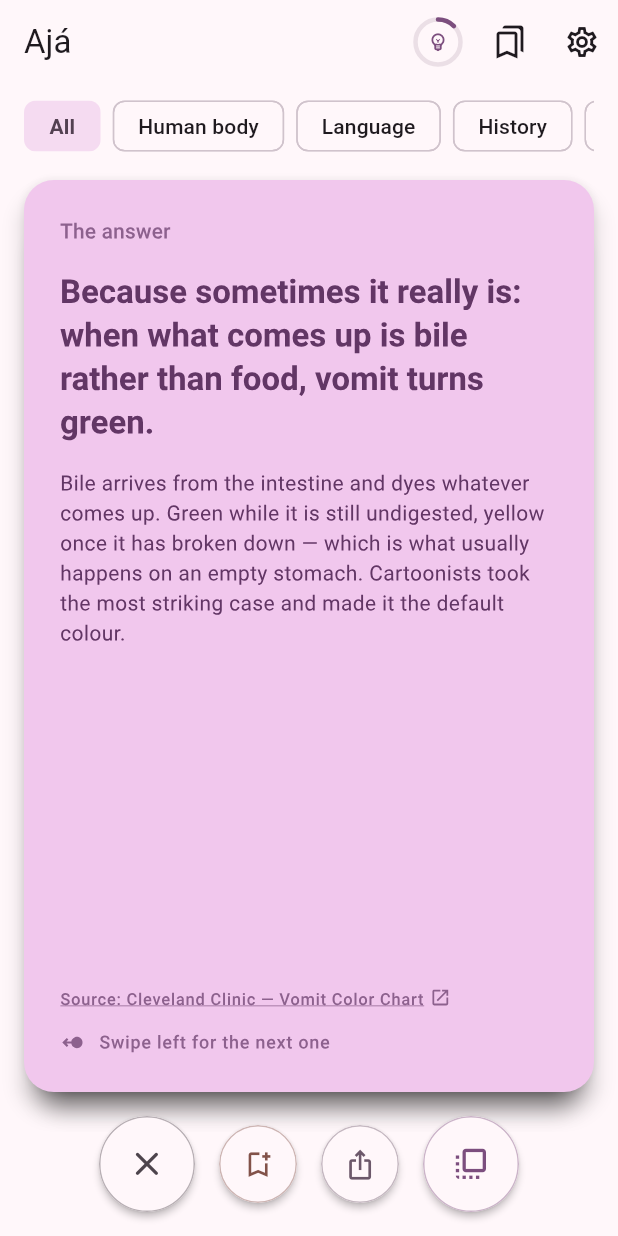
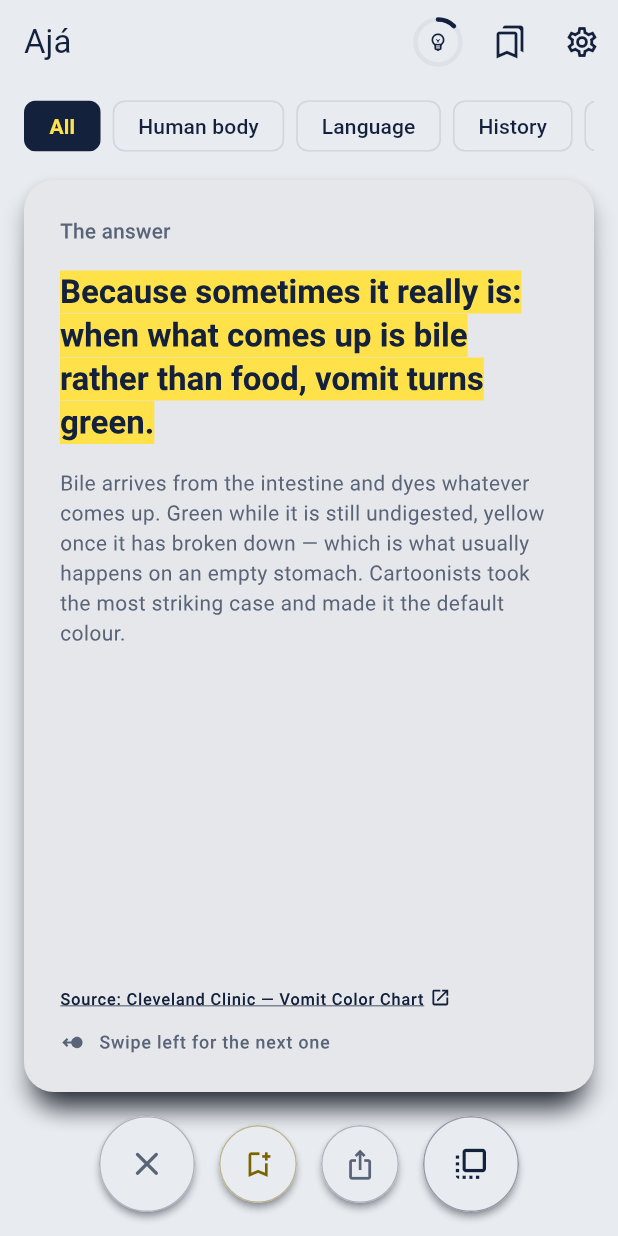
Before and after one commit to alejandrosahonero/app-aja-datos-raros, a Flutter app: the screen it shows after launch, item 4 of the bottom bar chosen, on a phone screen of 412 x 824 dp. Run offline on Flutter 3.47's test engine with Material 3 defaults, Android fonts, the phone set to English and light mode, and no system bars; our stand-ins replace flutter_local_notifications, flutter_riverpod, flutter_secure_storage, flutter_timezone, go_router, google_mobile_ads and 7 more; generated files the repository leaves out were written again; statements that could not run were skipped.

Commit message:
feat(brand): apply the Subrayador palette with hand-built colour schemes
Navy ink on cool paper, highlighter yellow reserved for the answer's
first sentence. Replaces the fromSeed template colour; share image
follows the same palette.

Co-Authored-By: Claude Opus 5.5 <noreply@anthropic.com>

```diff
--- a/lib/core/theme/app_colors.dart
+++ b/lib/core/theme/app_colors.dart
@@ -1,46 +1,143 @@
 import 'package:flutter/material.dart';
 
-/// Brand palette.
+/// Brand palette "Subrayador": navy ink on cool paper, and a highlighter
+/// yellow that marks the discovery (the answer) and little else.
 ///
-/// A single seed colour drives the whole Material 3 scheme, so re-skinning a
-/// new app built on this template is a one-line change. Extra semantic colours
-/// that Material does not provide live in [AppSemanticColors].
+/// Both [ColorScheme]s are built by hand rather than with
+/// `ColorScheme.fromSeed`, which shifts every tone and would wash the yellow
+/// out. Colours Material has no role for live in [AppSemanticColors].
 abstract final class AppColors {
-  /// Change this to re-brand the app.
-  static const Color seed = Color(0xFFC026D3);
+  /// Tinta — brand dark: text, app bar, share image, primary in light mode.
+  static const Color ink = Color(0xFF14213D);
 
-  /// Optional second seed for the dark scheme. Keeping it equal to [seed]
-  /// gives a consistent hue across both themes.
-  static const Color darkSeed = seed;
+  /// Rotulador — highlighter accent.
+  static const Color highlighter = Color(0xFFFFE14A);
+
+  /// Papel frío — app background in light mode.
+  static const Color paper = Color(0xFFE8EBEF);
+
+  /// Folio — card surface in light mode.
+  static const Color sheet = Color(0xFFFFFFFF);
+
+  /// Grafito — secondary text.
+  static const Color graphite = Color(0xFF5A6479);
+
+  /// Noche — app background in dark mode.
+  static const Color night = Color(0xFF0D1322);
+
+  /// Card surface in dark mode.
+  static const Color nightSheet = Color(0xFF172035);
 
   static const Color success = Color(0xFF16A34A);
-  static const Color warning = Color(0xFFF59E0B);
+  static const Color warning = Color(0xFFB45309);
+
+  static const ColorScheme lightScheme = ColorScheme(
+    brightness: Brightness.light,
+    primary: ink,
+    onPrimary: highlighter,
+    primaryContainer: highlighter,
+    onPrimaryContainer: ink,
+    secondary: graphite,
+    onSecondary: sheet,
+    secondaryContainer: ink,
+    onSecondaryContainer: highlighter,
+    tertiary: Color(0xFF7A6300),
+    onTertiary: sheet,
+    error: Color(0xFFB3261E),
+    onError: sheet,
+    surface: paper,
+    onSurface: ink,
+    onSurfaceVariant: graphite,
+    surfaceContainerLowest: sheet,
+    surfaceContainerLow: sheet,
+    surfaceContainer: Color(0xFFF4F6F9),
+    surfaceContainerHigh: sheet,
+    surfaceContainerHighest: Color(0xFFDDE2E9),
+    outline: Color(0xFF8A93A6),
+    outlineVariant: Color(0xFFD3D8E0),
+    shadow: ink,
+    surfaceTint: Colors.transparent,
+    inverseSurface: ink,
+    onInverseSurface: Color(0xFFEEF1F6),
+    inversePrimary: highlighter,
+  );
+
+  static const ColorScheme darkScheme = ColorScheme(
+    brightness: Brightness.dark,
+    primary: highlighter,
+    onPrimary: ink,
+    primaryContainer: Color(0xFF4A3F0A),
+    onPrimaryContainer: highlighter,
+    secondary: Color(0xFF9AA5BB),
+    onSecondary: night,
+    secondaryContainer: highlighter,
+    onSecondaryContainer: ink,
+    tertiary: Color(0xFFFFE98A),
+    onTertiary: ink,
+    error: Color(0xFFF2B8B5),
+    onError: Color(0xFF601410),
+    surface: night,
+    onSurface: Color(0xFFEEF1F6),
+    onSurfaceVariant: Color(0xFF9AA5BB),
+    surfaceContainerLowest: Color(0xFF0A0F1B),
+    surfaceContainerLow: nightSheet,
+    surfaceContainer: Color(0xFF131B2D),
+    surfaceContainerHigh: nightSheet,
+    surfaceContainerHighest: Color(0xFF1E2942),
+    outline: Color(0xFF55617C),
+    outlineVariant: Color(0xFF26314A),
+    shadow: Colors.black,
+    surfaceTint: Colors.transparent,
+    inverseSurface: Color(0xFFEEF1F6),
+    onInverseSurface: ink,
+    inversePrimary: ink,
+  );
 }
 
 /// Semantic colours resolved per brightness and exposed through
 /// `Theme.of(context).extension<AppSemanticColors>()`.
 @immutable
 class AppSemanticColors extends ThemeExtension<AppSemanticColors> {
-  const AppSemanticColors({required this.success, required this.warning});
+  const AppSemanticColors({
+    required this.success,
+    required this.warning,
+    required this.highlight,
+    required this.onHighlight,
+  });
 
   final Color success;
   final Color warning;
 
+  /// The highlighter stroke behind the answer — the brand's signature mark.
+  final Color highlight;
+  final Color onHighlight;
+
   static const AppSemanticColors light = AppSemanticColors(
     success: AppColors.success,
     warning: AppColors.warning,
+    highlight: AppColors.highlighter,
+    onHighlight: AppColors.ink,
   );
 
   static const AppSemanticColors dark = AppSemanticColors(
     success: Color(0xFF4ADE80),
     warning: Color(0xFFFBBF24),
+    highlight: Color(0xFF6B5A0C),
+    onHighlight: Color(0xFFFFF4B8),
   );
 
   @override
-  AppSemanticColors copyWith({Color? success, Color? warning}) {
+  AppSemanticColors copyWith({
+    Color? success,
+    Color? warning,
+    Color? highlight,
+    Color? onHighlight,
+  }) {
     return AppSemanticColors(
       success: success ?? this.success,
       warning: warning ?? this.warning,
+      highlight: highlight ?? this.highlight,
+      onHighlight: onHighlight ?? this.onHighlight,
     );
   }
 
@@ -50,6 +147,8 @@ class AppSemanticColors extends ThemeExtension<AppSemanticColors> {
     return AppSemanticColors(
       success: Color.lerp(success, other.success, t) ?? success,
       warning: Color.lerp(warning, other.warning, t) ?? warning,
+      highlight: Color.lerp(highlight, other.highlight, t) ?? highlight,
+      onHighlight: Color.lerp(onHighlight, other.onHighlight, t) ?? onHighlight,
     );
   }
 }
--- a/lib/core/theme/app_theme.dart
+++ b/lib/core/theme/app_theme.dart
@@ -4,24 +4,14 @@ import 'package:flutter/material.dart';
 
 /// Material 3 themes for the app.
 ///
-/// Both themes are generated from a single seed colour ([AppColors.seed]), so a
-/// new app only needs to change that constant. If you later want Android 12+
-/// wallpaper colours, pass the dynamic scheme through [light]/[dark] instead of
-/// the seeded fallback — the rest of the theme is already scheme-driven.
+/// Both schemes are hand-built in [AppColors]. Dynamic colour (Material You) is
+/// deliberately not used: it would repaint the brand with the user's wallpaper.
 abstract final class AppTheme {
-  static ThemeData light([ColorScheme? dynamicScheme]) => _build(
-    dynamicScheme ?? ColorScheme.fromSeed(seedColor: AppColors.seed),
-    AppSemanticColors.light,
-  );
+  static ThemeData light([ColorScheme? dynamicScheme]) =>
+      _build(dynamicScheme ?? AppColors.lightScheme, AppSemanticColors.light);
 
-  static ThemeData dark([ColorScheme? dynamicScheme]) => _build(
-    dynamicScheme ??
-        ColorScheme.fromSeed(
-          seedColor: AppColors.darkSeed,
-          brightness: Brightness.dark,
-        ),
-    AppSemanticColors.dark,
-  );
+  static ThemeData dark([ColorScheme? dynamicScheme]) =>
+      _build(dynamicScheme ?? AppColors.darkScheme, AppSemanticColors.dark);
 
   static ThemeData _build(ColorScheme scheme, AppSemanticColors semantic) {
     final ThemeData base = ThemeData(colorScheme: scheme);
--- a/lib/features/facts/data/fact_story_image.dart
+++ b/lib/features/facts/data/fact_story_image.dart
@@ -66,26 +66,16 @@ abstract final class FactStoryImage {
   static const double _questionMinSize = 34;
   static const double _questionHeightFactor = 1.25;
 
-  /// Brand colours, seeded exactly like the app's theme so that re-branding
-  /// through [AppColors.seed] carries over to everything shared.
+  /// Brand colours, taken from the app's light scheme so that re-branding
+  /// [AppColors] carries over to everything shared.
   ///
   /// Fixed to the light scheme on purpose: a shared image is not the user's
   /// screen, and a post whose background changes with the reader's theme
   /// setting reads as two different accounts.
-  static final ColorScheme _brand = ColorScheme.fromSeed(
-    seedColor: AppColors.seed,
-  );
+  static const ColorScheme _brand = AppColors.lightScheme;
 
-  static final Color _backgroundTop = Color.lerp(
-    AppColors.seed,
-    Colors.black,
-    0.45,
-  )!;
-  static final Color _backgroundBottom = Color.lerp(
-    AppColors.seed,
-    Colors.black,
-    0.86,
-  )!;
+  static const Color _backgroundTop = AppColors.ink;
+  static const Color _backgroundBottom = AppColors.night;
 
   /// PNG bytes of [fact]'s question, in [language].
   ///
--- a/lib/features/facts/presentation/widgets/fact_card.dart
+++ b/lib/features/facts/presentation/widgets/fact_card.dart
@@ -176,8 +176,14 @@ class _CardBack extends StatelessWidget {
 
   @override
   Widget build(BuildContext context) {
+    final String answer = fact.answer.resolve(language);
+    // The highlighter marks the first sentence, which is the answer proper;
+    // the rest of it is the qualifier.
+    final int cut = answer.indexOf('. ');
+    final String marked = cut < 0 ? answer : answer.substring(0, cut + 1);
+    final String rest = cut < 0 ? '' : answer.substring(cut + 1);
+
     return DeckCardShell(
-      color: context.colors.primaryContainer,
       child: Column(
         crossAxisAlignment: CrossAxisAlignment.start,
         children: <Widget>[
@@ -187,14 +193,11 @@ class _CardBack extends StatelessWidget {
                 child: Text(
                   context.l10n.deckAnswerLabel,
                   style: context.texts.labelLarge?.copyWith(
-                    color: context.colors.onPrimaryContainer.withValues(
-                      alpha: 0.7,
-                    ),
+                    color: context.colors.onSurfaceVariant,
                   ),
                 ),
               ),
-              if (favorited)
-                _FavoriteMark(color: context.colors.onPrimaryContainer),
+              if (favorited) _FavoriteMark(color: context.colors.primary),
             ],
           ),
           const SizedBox(height: AppSpacing.md),
@@ -205,10 +208,21 @@ class _CardBack extends StatelessWidget {
               child: Column(
                 crossAxisAlignment: CrossAxisAlignment.start,
                 children: <Widget>[
-                  Text(
-                    fact.answer.resolve(language),
+                  Text.rich(
+                    TextSpan(
+                      children: <InlineSpan>[
+                        TextSpan(
+                          text: marked,
+                          style: TextStyle(
+                            color: context.semanticColors.onHighlight,
+                            backgroundColor: context.semanticColors.highlight,
+                          ),
+                        ),
+                        TextSpan(text: rest),
+                      ],
+                    ),
                     style: context.texts.titleLarge?.copyWith(
-                      color: context.colors.onPrimaryContainer,
+                      color: context.colors.onSurface,
                       fontWeight: FontWeight.w600,
                       height: 1.3,
                     ),
@@ -217,7 +231,7 @@ class _CardBack extends StatelessWidget {
                   Text(
                     fact.detail.resolve(language),
                     style: context.texts.bodyMedium?.copyWith(
-                      color: context.colors.onPrimaryContainer,
+                      color: context.colors.onSurfaceVariant,
                       height: 1.45,
                     ),
                   ),
@@ -229,13 +243,13 @@ class _CardBack extends StatelessWidget {
           FactSourceLink(
             source: fact.source,
             url: fact.sourceUrl,
-            color: context.colors.onPrimaryContainer.withValues(alpha: 0.7),
+            color: context.colors.primary,
           ),
           const SizedBox(height: AppSpacing.sm),
           _SwipeLegend(
             text: context.l10n.deckHintNext,
             icon: Icons.swipe_left_alt,
-            color: context.colors.onPrimaryContainer.withValues(alpha: 0.7),
+            color: context.colors.onSurfaceVariant,
           ),
         ],
       ),
--- a/lib/features/facts/presentation/widgets/swipe_deck.dart
+++ b/lib/features/facts/presentation/widgets/swipe_deck.dart
@@ -366,7 +366,9 @@ class _SwipeDeckState extends State<SwipeDeck>
       // actually keeps a back card inert; this is only here so its widget
       // shape matches the top card's.
       onPanUpdate: isTop ? _onPanUpdate : null,
-      onPanEnd: isTop ? (DragEndDetails details) => _onPanEnd(details, size) : null,
+      onPanEnd: isTop
+          ? (DragEndDetails details) => _onPanEnd(details, size)
+          : null,
       child: Transform.translate(
         offset: isTop ? _drag : Offset(0, depth * 12.0),
         child: Transform.rotate(
```
Also changed, not shown: pubspec.lock, 1 other file.
